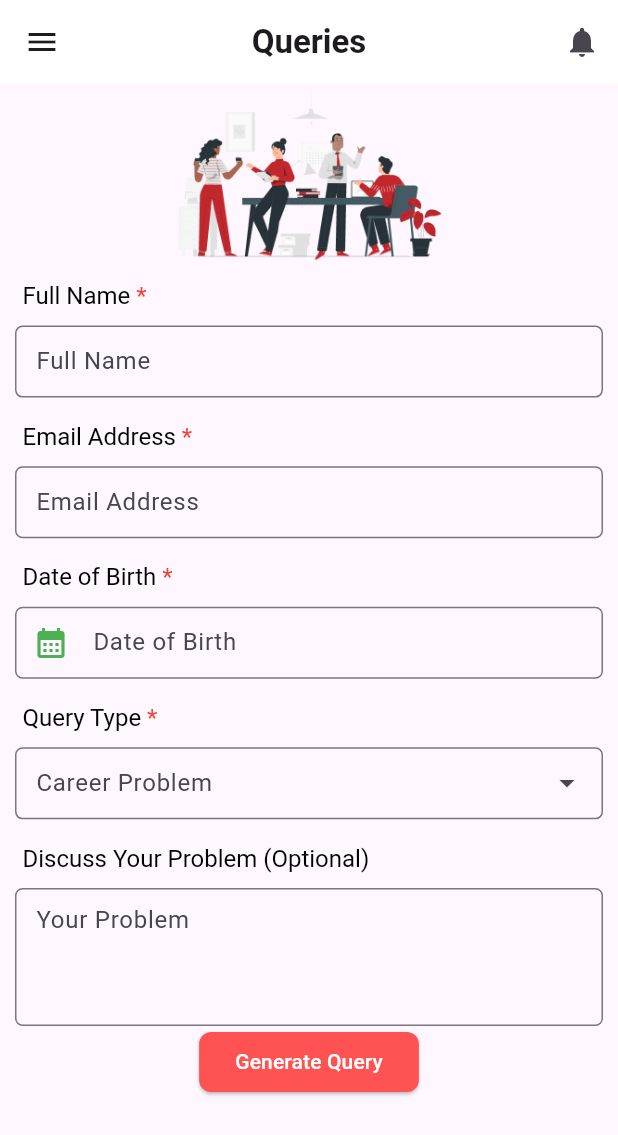
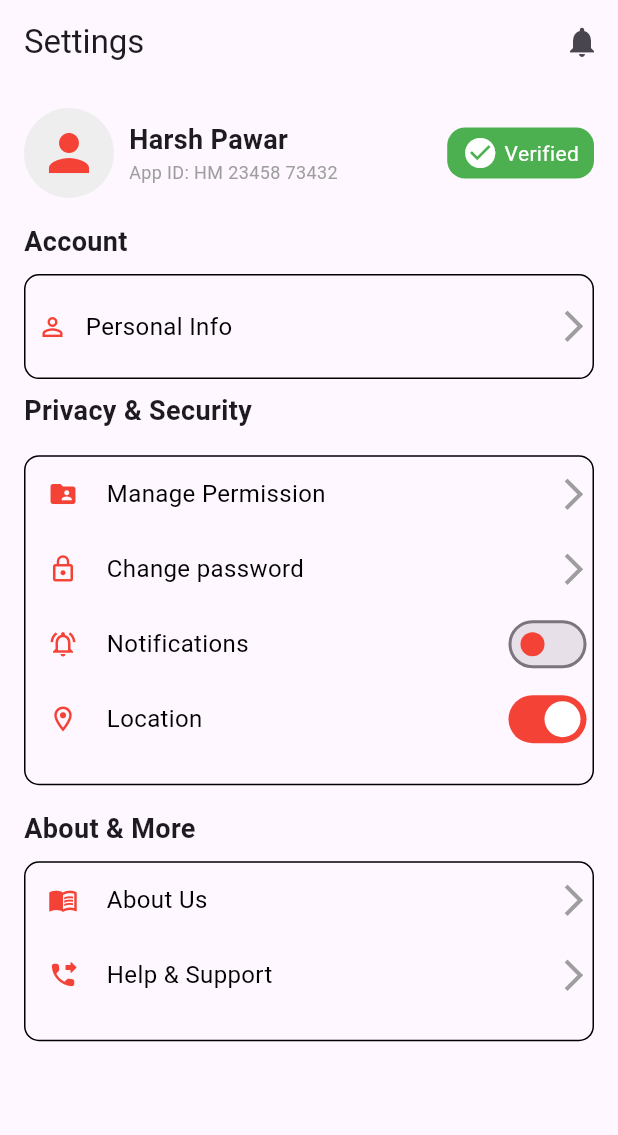
Before and after one commit to Lodhakhushi/CRTD_Hiremi, a Flutter app: the screen it shows after launch, on a phone screen of 412 x 824 dp. Shown: the top 1135 px of the screen. Run offline on Flutter 3.47's test engine with Material 3 defaults, Android fonts, the phone set to English and light mode, and no system bars.

Commit message:
Help & Support, Queries, Settings screen Added

```diff
--- a/lib/main.dart
+++ b/lib/main.dart
@@ -4,6 +4,7 @@ import 'package:hiremi/screens/Applies.dart';
 import 'package:hiremi/screens/Experienced_Jobs.dart';
 import 'package:hiremi/screens/Help_Support.dart';
 import 'package:hiremi/screens/Queries.dart';
+import 'package:hiremi/screens/Settings.dart';
 
 
 
@@ -39,7 +40,7 @@ class MyApp extends StatelessWidget {
         colorScheme: ColorScheme.fromSeed(seedColor: Colors.deepPurple),
         useMaterial3: true,
       ),
-      home:Queries()
+      home:SettingsScreen()
     );
   }
 }
--- /dev/null
+++ b/lib/screens/Settings.dart
@@ -0,0 +1,321 @@
+import 'package:flutter/material.dart';
+
+class SettingsScreen extends StatefulWidget {
+  @override
+  State<SettingsScreen> createState() => _SettingsScreenState();
+}
+
+class _SettingsScreenState extends State<SettingsScreen> {
+  @override
+  Widget build(BuildContext context) {
+    final screenWidth = MediaQuery.of(context).size.width;
+    final screenHeight = MediaQuery.of(context).size.height;
+
+    return Scaffold(
+      appBar: AppBar(
+        title: Text('Settings'),
+        actions: [
+          IconButton(
+            icon: Icon(Icons.notifications),
+            onPressed: () {},
+          ),
+        ],
+      ),
+      body: SingleChildScrollView(
+        child: Padding(
+          padding: const EdgeInsets.all(16.0),
+          child: Column(
+            crossAxisAlignment: CrossAxisAlignment.start,
+            children: [
+              // User info section
+              Row(
+                children: [
+                  CircleAvatar(
+                    radius: 30,
+                    backgroundColor: Colors.grey.shade200,
+                    child: Icon(
+                      Icons.person,
+                      color: Colors.red,
+                      size: 40,
+                    ),
+                  ),
+                  SizedBox(width: 10),
+                  Column(
+                    crossAxisAlignment: CrossAxisAlignment.start,
+                    children: [
+                      Text(
+                        'Harsh Pawar',
+                        style: TextStyle(
+                          fontSize: 18,
+                          fontWeight: FontWeight.bold,
+                        ),
+                      ),
+                      Text(
+                        'App ID: HM 23458 73432',
+                        style: TextStyle(
+                          fontSize: 12,
+                          color: Colors.grey,
+                        ),
+                      ),
+                    ],
+                  ),
+                  Spacer(),
+                  Container(
+                    padding: EdgeInsets.symmetric(horizontal: 10, vertical: 5),
+                    decoration: BoxDecoration(
+                      color: Colors.green,
+                      borderRadius: BorderRadius.circular(12),
+                    ),
+                    child: Row(
+                      children: [
+                        Icon(Icons.check_circle, color: Colors.white),
+                        SizedBox(width: screenWidth * 0.01),
+                        Text(
+                          'Verified',
+                          style: TextStyle(color: Colors.white),
+                        ),
+                      ],
+                    ),
+                  ),
+                ],
+              ),
+              SizedBox(height: screenHeight * 0.02),
+              // Account section
+              Text(
+                'Account',
+                style: TextStyle(
+                  fontSize: 18,
+                  fontWeight: FontWeight.bold,
+                ),
+              ),
+              SizedBox(
+                height: screenHeight * 0.01,
+              ),
+              Container(
+                height: 70,
+                width: 520,
+                decoration: BoxDecoration(
+                    border: Border.all(color: Colors.black),
+                    borderRadius: BorderRadius.circular(10.0)),
+                child: Row(
+                  children: [
+                    Padding(
+                      padding: const EdgeInsets.all(8.0),
+                      child: Icon(Icons.person_outline,
+                          color: Colors.red, size: 20.0),
+                    ),
+                    SizedBox(width: screenWidth * 0.01),
+                    Expanded(
+                      child: Text(
+                        'Personal Info',
+                        style: TextStyle(
+                          fontSize: 16,
+                          color: Colors.black,
+                        ),
+                      ),
+                    ),
+                    Icon(Icons.arrow_forward_ios, color: Colors.grey, size: 25),
+                    SizedBox(height: screenHeight * 0.02),
+                  ],
+                ),
+              ),
+              SizedBox(
+                height: screenHeight * 0.01,
+              ),
+
+              Text(
+                'Privacy & Security',
+                style: TextStyle(
+                  fontSize: 18,
+                  fontWeight: FontWeight.bold,
+                ),
+              ),
+              SizedBox(
+                height: screenHeight * 0.02,
+              ),
+              Container(
+                height: 220,
+                width: 520,
+                decoration: BoxDecoration(
+                    border: Border.all(color: Colors.black),
+                    borderRadius: BorderRadius.circular(10.0)),
+                child: Column(
+                  children: [
+                    Row(
+                      children: [
+                        Padding(
+                          padding: const EdgeInsets.all(15.0),
+                          child: Icon(Icons.folder_shared,
+                              color: Colors.red, size: 20.0),
+                        ),
+                        SizedBox(width: screenWidth * 0.01),
+                        Expanded(
+                          child: Text(
+                            'Manage Permission',
+                            style: TextStyle(
+                              fontSize: 16,
+                              color: Colors.black,
+                            ),
+                          ),
+                        ),
+                        Icon(Icons.arrow_forward_ios,
+                            color: Colors.grey, size: 25),
+                        SizedBox(height: 20),
+                      ],
+                    ),
+                    Row(
+                      children: [
+                        Padding(
+                          padding: const EdgeInsets.all(15.0),
+                          child: Icon(Icons.lock_outline,
+                              color: Colors.red, size: 20.0),
+                        ),
+                        SizedBox(width: screenWidth * 0.01),
+                        Expanded(
+                          child: Text(
+                            'Change password',
+                            style: TextStyle(
+                              fontSize: 16,
+                              color: Colors.black,
+                            ),
+                          ),
+                        ),
+                        Icon(Icons.arrow_forward_ios,
+                            color: Colors.grey, size: 25),
+                        SizedBox(
+                          height: screenHeight * 0.02,
+                        ),
+                      ],
+                    ),
+                    Row(
+                      children: [
+                        Padding(
+                          padding: const EdgeInsets.all(15.0),
+                          child: Icon(Icons.notifications_active_outlined,
+                              color: Colors.red, size: 20.0),
+                        ),
+                        SizedBox(width: screenWidth * 0.01),
+                        Expanded(
+                          child: Text(
+                            'Notifications',
+                            style: TextStyle(
+                              fontSize: 16,
+                              color: Colors.black,
+                            ),
+                          ),
+                        ),
+                        Switch(
+                            value: false,
+                            onChanged: (value) {},
+                            activeColor: Colors.white,
+                            inactiveThumbColor: Colors.red),
+                        SizedBox(height: screenHeight * 0.02),
+                      ],
+                    ),
+                    Row(
+                      children: [
+                        Padding(
+                          padding: const EdgeInsets.all(15.0),
+                          child: Icon(Icons.location_on_outlined,
+                              color: Colors.red, size: 20.0),
+                        ),
+                        SizedBox(width: screenWidth * 0.01),
+                        Expanded(
+                          child: Text(
+                            'Location',
+                            style: TextStyle(
+                              fontSize: 16,
+                              color: Colors.black,
+                            ),
+                          ),
+                        ),
+                        Switch(
+                          value: true,
+                          onChanged: (value) {},
+                          activeColor: Colors.white,
+                          activeTrackColor: Colors.red,
+                        ),
+                        SizedBox(height: screenHeight * 0.01),
+                      ],
+                    ),
+                  ],
+                ),
+              ),
+              SizedBox(
+                height: screenHeight * 0.02,
+              ),
+
+              Text(
+                'About & More',
+                style: TextStyle(
+                  fontSize: 18,
+                  fontWeight: FontWeight.bold,
+                ),
+              ),
+              SizedBox(
+                height: screenHeight * 0.01,
+              ),
+              Container(
+                height: 120,
+                width: 520,
+                decoration: BoxDecoration(
+                    border: Border.all(color: Colors.black),
+                    borderRadius: BorderRadius.circular(10.0)),
+                child: Column(
+                  children: [
+                    Row(
+                      children: [
+                        Padding(
+                          padding: const EdgeInsets.all(15.0),
+                          child: Icon(Icons.menu_book,
+                              color: Colors.red, size: 20.0),
+                        ),
+                        SizedBox(width: screenWidth * 0.01),
+                        Expanded(
+                          child: Text(
+                            'About Us',
+                            style: TextStyle(
+                              fontSize: 16,
+                              color: Colors.black,
+                            ),
+                          ),
+                        ),
+                        Icon(Icons.arrow_forward_ios,
+                            color: Colors.grey, size: 25),
+                        SizedBox(
+                          height: screenHeight * 0.02,
+                        ),
+                      ],
+                    ),
+                    Row(
+                      children: [
+                        Padding(
+                          padding: const EdgeInsets.all(15.0),
+                          child: Icon(Icons.phone_forwarded_rounded,
+                              color: Colors.red, size: 20.0),
+                        ),
+                        SizedBox(width: screenWidth * 0.01),
+                        Expanded(
+                          child: Text(
+                            'Help & Support',
+                            style: TextStyle(
+                              fontSize: 16,
+                              color: Colors.black,
+                            ),
+                          ),
+                        ),
+                        Icon(Icons.arrow_forward_ios,
+                            color: Colors.grey, size: 25),
+                        SizedBox(height: screenHeight * 0.02),
+                      ],
+                    ),
+                  ],
+                ),
+              ),
+            ],
+          ),
+        ),
+      ),
+    );
+  }
+}
```
